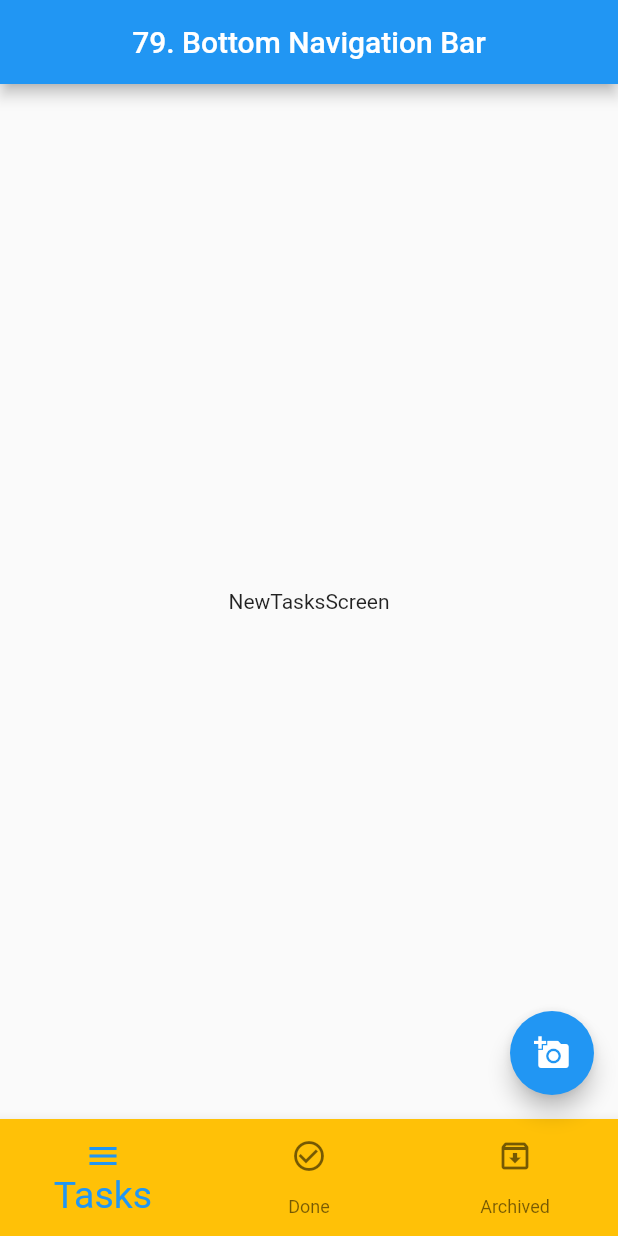
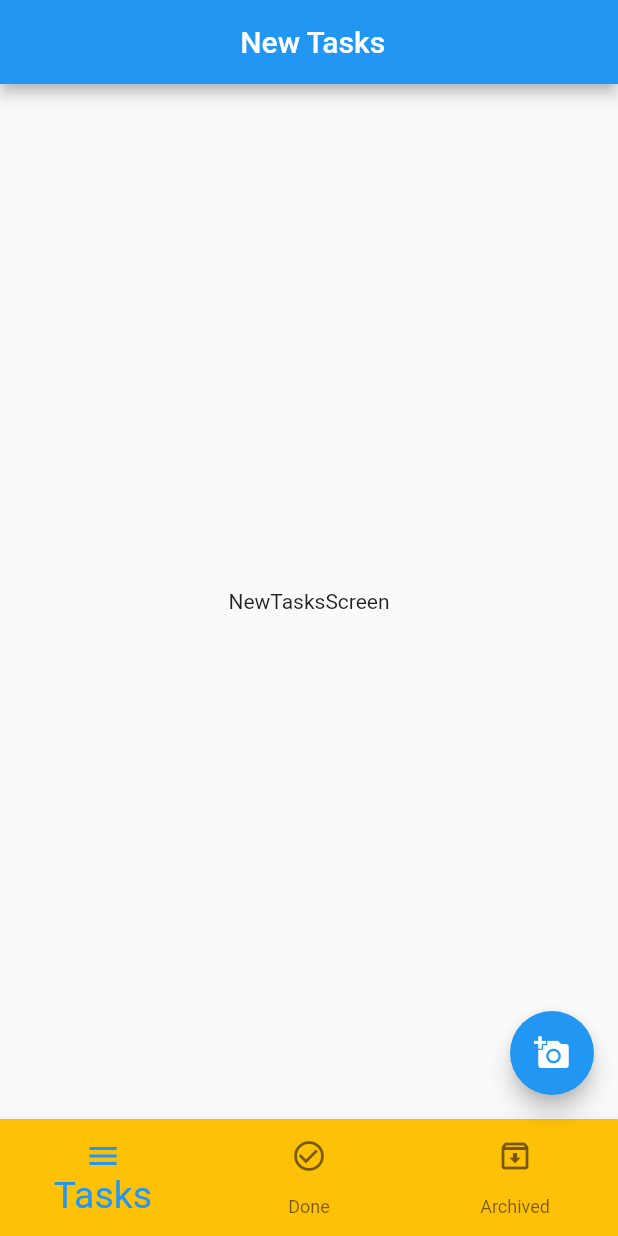
Before and after one commit to Devsaci/bottom_navigation_bar_mansour, a Flutter app: the screen it shows after launch, on a phone screen of 412 x 824 dp. Run offline on Flutter 3.47's test engine with Material 2 defaults, Android fonts, the phone set to English and light mode, and no system bars.

Commit message:
List<String> titles

```diff
--- a/lib/layout/home_layout.dart
+++ b/lib/layout/home_layout.dart
@@ -19,11 +19,18 @@ class _HomeLayoutState extends State<HomeLayout> {
     ArchivedTasksScreen()
   ];
 
+  List<String> titles =
+  [
+    " New Tasks",
+    " Done Tasks",
+    " Archive Tasks",
+  ];
+
   @override
   Widget build(BuildContext context) {
     return Scaffold(
       appBar: AppBar(
-        title: Text("79. Bottom Navigation Bar"),
+        title: Text(titles[currentIndex]),
         centerTitle: true,
       ),
       body: screens[currentIndex],
```
